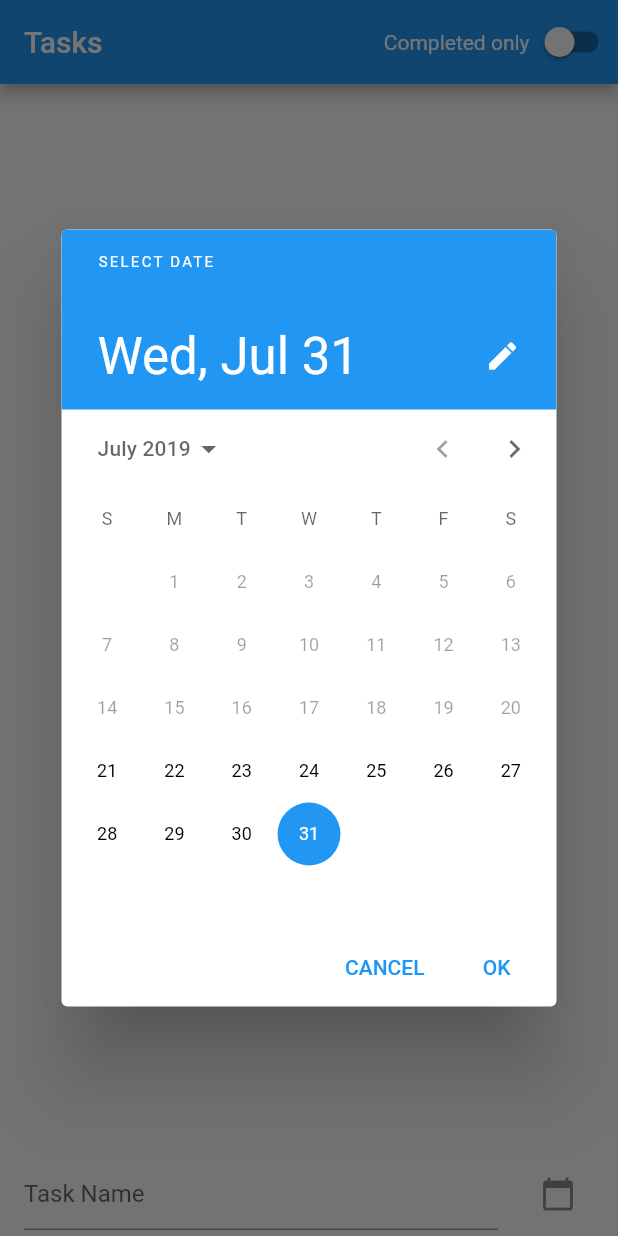
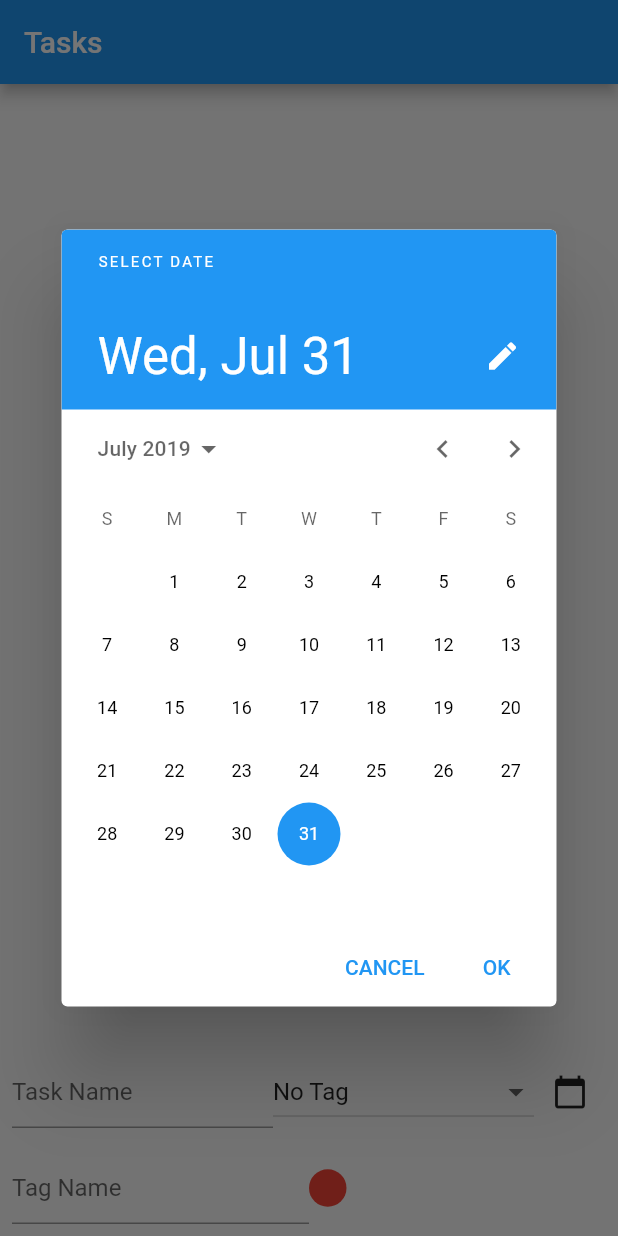
Before and after one commit to januwA/flutter_moor_example, a Flutter app: the screen it shows after launch, after a tap on the "calendar today" icon, on a phone screen of 412 x 824 dp. Run offline on Flutter 3.47's test engine with Material 2 defaults, Android fonts, the phone set to English and light mode, and no system bars; our stand-ins replace moor, moor_flutter; missing offline and left inert: flutter_material_color_picker; generated files the repository leaves out were written again.

Commit message:
链表使用

```diff
--- a/lib/db/moor.db.dart
+++ b/lib/db/moor.db.dart
@@ -2,100 +2,115 @@ import 'package:moor_flutter/moor_flutter.dart';
 
 part 'moor.db.g.dart';
 
+/// #3 主要讲链表
 class Tasks extends Table {
   IntColumn get id => integer().autoIncrement()();
+  TextColumn get tagName =>
+      text().nullable().customConstraint('NULL REFERENCES tags(name)')();
   TextColumn get name => text().withLength(min: 1, max: 50)();
   DateTimeColumn get dueDate => dateTime().nullable()();
   BoolColumn get completed => boolean().withDefault(const Constant(false))();
 }
 
-@UseMoor(tables: [Tasks], daos: [TaskDao])
+class Tags extends Table {
+  TextColumn get name => text().withLength(min: 1, max: 10)();
+  IntColumn get color => integer()();
+
+  // 将name作为标记的主键需要名称是唯一的
+  @override
+  Set<Column> get primaryKey => {name};
+}
+
+//必须手动将tasks与tags分组。
+//此类将用于表连接.
+class TaskWithTag {
+  final Task task;
+  final Tag tag;
+
+  TaskWithTag({
+    @required this.task,
+    @required this.tag,
+  });
+}
+
+@UseMoor(tables: [Tasks, Tags], daos: [TaskDao, TagDao])
 class AppDatabase extends _$AppDatabase {
   AppDatabase()
       : super(FlutterQueryExecutor.inDatabaseFolder(path: 'db.sqlite'));
   @override
-  int get schemaVersion => 2;
+  int get schemaVersion => 3;
 
   /// 迁移版本
   @override
   MigrationStrategy get migration {
     return MigrationStrategy(
-      onCreate: (Migrator m) {
-        return m.createAllTables();
-      },
+      // onCreate: (Migrator m) {
+      //   return m.createAllTables();
+      // },
       onUpgrade: (Migrator m, int from, int to) async {
         if (from == 1) {
           await m.addColumn(tasks, tasks.dueDate);
+        } else if (from == 2) {
+          await m.addColumn(tasks, tasks.tagName);
+          await m.createTable(tags);
         }
+      },
+      beforeOpen: (QueryEngine db, OpeningDetails details) async {
+        await db.customStatement('PRAGMA foreign_keys = ON');
       },
     );
   }
 }
 
 @UseDao(
-  tables: [Tasks],
-  queries: {
-    // 将在_$TaskDaoMixin中生成此查询的实现
-    // 将创建completeTasksGenerated()和watchCompletedTasksGenerated()
-    // #2
-    'completedTasksGenerated':
-        'SELECT * FROM tasks WHERE completed = 1 ORDER BY due_date DESC, name;'
-  },
+  tables: [Tasks, Tags],
 )
 class TaskDao extends DatabaseAccessor<AppDatabase> with _$TaskDaoMixin {
   final AppDatabase db;
   TaskDao(this.db) : super(db);
 
-  Future<List<Task>> get getAllTasks => select(tasks).get();
-
-  /// 每当基础数据发生变化时，都会发出新项
-  // Stream<List<Task>> watchAllTasks() => select(tasks).watch();
-
   /// all
-  Stream<List<Task>> watchAllTasks() {
+  Stream<List<TaskWithTag>> watchAllTasks() {
     return (select(tasks)
           ..orderBy(
             ([
-              // (t) =>
-              //     OrderingTerm(expression: t.dueDate, mode: OrderingMode.desc),
-              // (t) => OrderingTerm(expression: t.name),
               /// 把已完成排在后面
-              (t) => OrderingTerm(
-                  expression: t.completed, mode: OrderingMode.asc),
+              (t) =>
+                  OrderingTerm(expression: t.completed, mode: OrderingMode.asc),
             ]),
           ))
-        .watch();
-  }
-
-  /// 已完成的 #1
-  Stream<List<Task>> watchCompletedTasks() {
-    return (select(tasks)
-          ..orderBy(
-            ([
-              // 按截止日期进行初步分类
-              (t) =>
-                  OrderingTerm(expression: t.dueDate, mode: OrderingMode.desc),
-              // name 排序
-              (t) => OrderingTerm(expression: t.name),
-            ]),
-          )
-          ..where((t) => t.completed.equals(true)))
-        .watch();
-  }
-
-  /// 使用自定义查询查看完整任务
-  /// #3
-  Stream<List<Task>> watchCompletedTasksCustom() {
-    return customSelectStream(
-      'SELECT * FROM tasks WHERE completed = 1 ORDER BY due_date DESC, name;',
-      readsFrom: {tasks},
-    ).map((List<QueryRow> rows) {
-      // 将行的数据转换为Task对象
-      return rows.map((row) => Task.fromData(row.data, db)).toList();
-    });
+        .join(
+          [
+            //使用标签加入所有任务。
+            //重要的是我们使用equalsExp而不仅仅是equals。
+            //这样，我们可以使用tasks表中的所有标记名称加入，而不仅仅是特定的名称
+            leftOuterJoin(tags, tags.name.equalsExp(tasks.tagName)),
+          ],
+        )
+        .watch()
+        .map(
+          (rows) => rows.map(
+            (row) {
+              return TaskWithTag(
+                task: row.readTable(tasks),
+                tag: row.readTable(tags),
+              );
+            },
+          ).toList(),
+        );
   }
 
   Future<int> insertTask(Insertable<Task> task) => into(tasks).insert(task);
   Future<bool> updateTask(Insertable<Task> task) => update(tasks).replace(task);
   Future<int> deleteTask(Insertable<Task> task) => delete(tasks).delete(task);
 }
+
+@UseDao(tables: [Tags])
+class TagDao extends DatabaseAccessor<AppDatabase> with _$TagDaoMixin {
+  final AppDatabase db;
+
+  TagDao(this.db) : super(db);
+
+  Stream<List<Tag>> watchTags() => select(tags).watch();
+  Future insertTag(Insertable<Tag> tag) => into(tags).insert(tag);
+}
--- a/lib/main.dart
+++ b/lib/main.dart
@@ -1,6 +1,7 @@
 import 'package:flutter/material.dart';
 import 'package:flutter_moor_demo/store/main/main.store.dart';
 import 'package:moor/moor.dart' as moor;
+import 'package:flutter_material_color_picker/flutter_material_color_picker.dart';
 
 import 'db/moor.db.dart';
 
@@ -21,9 +22,108 @@ class HomePage extends StatefulWidget {
 }
 
 class _HomePageState extends State<HomePage> {
-  DateTime newTaskDate;
+  @override
+  Widget build(BuildContext context) {
+    return Scaffold(
+      appBar: AppBar(
+        title: Text('Tasks'),
+      ),
+      body: Column(
+        children: <Widget>[
+          Expanded(child: _buildTaskList(context)),
+          NewTaskInput(),
+          NewTagInput(),
+        ],
+      ),
+    );
+  }
+
+  /// 列表
+  StreamBuilder<List<TaskWithTag>> _buildTaskList(BuildContext context) {
+    return StreamBuilder(
+      stream: mainStore.dbService.taskDao.watchAllTasks(),
+      builder: (context, AsyncSnapshot<List<TaskWithTag>> snapshot) {
+        final tasks = snapshot.data ?? List();
+
+        return ListView.builder(
+          itemCount: tasks.length,
+          itemBuilder: (_, index) {
+            final item = tasks[index];
+            return _buildListItem(item);
+          },
+        );
+      },
+    );
+  }
+
+  Widget _buildListItem(TaskWithTag item) {
+    var taskDao = mainStore.dbService.taskDao;
+    return Dismissible(
+      key: ObjectKey(item),
+      background: Container(color: Colors.red),
+      onDismissed: (DismissDirection d) {
+        taskDao.deleteTask(item.task);
+      },
+      child: CheckboxListTile(
+        title: Text(item.task.name),
+        subtitle: Text(item.task.dueDate?.toString() ?? 'No date'),
+        secondary: _buildTag(item.tag),
+        value: item.task.completed,
+        onChanged: (newValue) {
+          taskDao.updateTask(item.task.copyWith(completed: newValue));
+        },
+      ),
+    );
+  }
+
+  Widget _buildTag(Tag tag) {
+    return Padding(
+      padding: const EdgeInsets.all(8.0),
+      child: Column(
+        mainAxisAlignment: MainAxisAlignment.center,
+        crossAxisAlignment: CrossAxisAlignment.center,
+        children: <Widget>[
+          if (tag != null) ...[
+            Expanded(
+              child: Container(
+                width: 10,
+                height: 10,
+                decoration: BoxDecoration(
+                  shape: BoxShape.circle,
+                  color: Color(tag.color),
+                ),
+              ),
+            ),
+            Expanded(
+              child: Text(
+                tag.name,
+                style: TextStyle(
+                  color: Colors.black.withOpacity(0.5),
+                ),
+              ),
+            ),
+          ],
+        ],
+      ),
+    );
+  }
+}
+
+/// tag input
+class NewTagInput extends StatefulWidget {
+  const NewTagInput({
+    Key key,
+  }) : super(key: key);
+
+  @override
+  _NewTagInputState createState() => _NewTagInputState();
+}
+
+class _NewTagInputState extends State<NewTagInput> {
+  static const Color DEFAULT_COLOR = Colors.red;
+
+  Color pickedTagColor = DEFAULT_COLOR;
   TextEditingController controller;
-  bool showCompleted = false;
 
   @override
   void initState() {
@@ -33,109 +133,211 @@ class _HomePageState extends State<HomePage> {
 
   @override
   Widget build(BuildContext context) {
-    return Scaffold(
-      appBar: AppBar(
-        title: Text('Tasks'),
-        actions: <Widget>[
-          Row(
+    return Container(
+      padding: const EdgeInsets.all(8.0),
+      child: Row(
         children: <Widget>[
-              Text('Completed only'),
-              Switch(
-                value: showCompleted,
-                activeColor: Colors.white,
-                onChanged: (newValue) {
-                  setState(() {
-                    showCompleted = newValue;
-                  });
+          _buildTextField(context),
+          _buildColorPickerButton(context),
+        ],
+      ),
+    );
+  }
+
+  Flexible _buildTextField(BuildContext context) {
+    return Flexible(
+      flex: 1,
+      child: TextField(
+        controller: controller,
+        decoration: InputDecoration(hintText: 'Tag Name'),
+        onSubmitted: (inputName) {
+          final task = TagsCompanion(
+            name: moor.Value(inputName),
+            color: moor.Value(pickedTagColor.value),
+          );
+
+          /// 向tags表添加tag
+          mainStore.dbService.tagDao.insertTag(task);
+          resetValuesAfterSubmit();
         },
       ),
-            ],
-          )
-        ],
-      ),
-      body: Column(
-        children: <Widget>[
-          Expanded(
-            child: StreamBuilder<List<Task>>(
-              stream: showCompleted
-                  ? mainStore.dbService.database.watchCompletedTasks()
-                  : mainStore.dbService.database.watchAllTasks(),
-              initialData: List<Task>(),
-              builder: (context, snap) {
-                if (snap.connectionState == ConnectionState.active) {
-                  List<Task> tasks = snap.data;
-                  if (tasks.isEmpty) return Center(child: Text('Not Data'));
-                  return ListView.builder(
-                    itemCount: tasks.length + 1,
-                    itemBuilder: (context, int index) {
-                      if (index == 0) {
-                        return Padding(
-                          padding: const EdgeInsets.all(8.0),
-                          child: Center(child: Text('taskS #${tasks.length}')),
     );
   }
-                      final task = tasks[index - 1];
-                      return Dismissible(
-                        key: ValueKey(task.id),
-                        background: Container(color: Colors.red),
-                        onDismissed: (DismissDirection d) {
-                          mainStore.dbService.database.deleteTask(task);
+
+  Widget _buildColorPickerButton(BuildContext context) {
+    return Flexible(
+      flex: 1,
+      child: GestureDetector(
+        child: Container(
+          width: 25,
+          height: 25,
+          decoration: BoxDecoration(
+            shape: BoxShape.circle,
+            color: pickedTagColor,
+          ),
+        ),
+        onTap: () {
+          _showColorPickerDialog(context);
         },
-                        child: CheckboxListTile(
-                          title: Text(task.name),
-                          subtitle: Text(task.dueDate?.toString() ?? 'No date'),
-                          value: task.completed,
-                          onChanged: (bool nv) {
-                            mainStore.dbService.database
-                                .updateTask(task.copyWith(completed: nv));
+      ),
+    );
+  }
+
+  Future _showColorPickerDialog(BuildContext context) {
+    return showDialog(
+      context: context,
+      builder: (context) {
+        return AlertDialog(
+          content: MaterialColorPicker(
+            allowShades: false,
+            selectedColor: DEFAULT_COLOR,
+            onMainColorChange: (colorSwatch) {
+              setState(() {
+                pickedTagColor = colorSwatch;
+              });
+              Navigator.of(context).pop();
             },
           ),
         );
       },
     );
-                } else if (snap.connectionState == ConnectionState.waiting) {
-                  return Center(child: CircularProgressIndicator());
-                } else {
-                  return SizedBox();
   }
-              },
-            ),
-          ),
-          ListTile(
-            title: TextField(
-              controller: controller,
-              decoration: InputDecoration(hintText: 'Task Name'),
-              onSubmitted: (String v) {
-                final task = TasksCompanion(
-                  name: moor.Value(v.trim()),
-                  dueDate: moor.Value(newTaskDate),
-                );
-                mainStore.dbService.database.insertTask(task);
-                _reset();
-              },
-            ),
-            trailing: IconButton(
-              icon: Icon(Icons.calendar_today),
-              onPressed: () async {
-                DateTime now = DateTime.now();
-                Duration d = Duration(days: 10);
-                newTaskDate = await showDatePicker(
-                    context: context,
-                    initialDate: now,
-                    firstDate: now.subtract(d),
-                    lastDate: now.add(d));
-              },
-            ),
-          )
+
+  void resetValuesAfterSubmit() {
+    setState(() {
+      pickedTagColor = DEFAULT_COLOR;
+      controller.clear();
+    });
+  }
+}
+
+/// task input
+class NewTaskInput extends StatefulWidget {
+  const NewTaskInput({
+    Key key,
+  }) : super(key: key);
+
+  @override
+  _NewTaskInputState createState() => _NewTaskInputState();
+}
+
+class _NewTaskInputState extends State<NewTaskInput> {
+  DateTime newTaskDate;
+  Tag selectedTag;
+  TextEditingController controller;
+
+  @override
+  void initState() {
+    super.initState();
+    controller = TextEditingController();
+  }
+
+  @override
+  Widget build(BuildContext context) {
+    return Container(
+      padding: const EdgeInsets.all(8.0),
+      child: Row(
+        mainAxisAlignment: MainAxisAlignment.spaceBetween,
+        children: <Widget>[
+          _buildTextField(context),
+          _buildTagSelector(context),
+          _buildDateButton(context),
         ],
       ),
     );
   }
 
-  void _reset() {
+  Expanded _buildTextField(BuildContext context) {
+    return Expanded(
+      flex: 1,
+      child: TextField(
+        controller: controller,
+        decoration: InputDecoration(hintText: 'Task Name'),
+        onSubmitted: (inputName) {
+          final task = TasksCompanion(
+            name: moor.Value(inputName),
+            dueDate: moor.Value(newTaskDate),
+            tagName: moor.Value(selectedTag?.name),
+          );
+          mainStore.dbService.taskDao.insertTask(task);
+          resetValuesAfterSubmit();
+        },
+      ),
+    );
+  }
+
+  StreamBuilder<List<Tag>> _buildTagSelector(BuildContext context) {
+    return StreamBuilder<List<Tag>>(
+      stream: mainStore.dbService.tagDao.watchTags(),
+      builder: (context, snapshot) {
+        final tags = snapshot.data ?? List();
+
+        DropdownMenuItem<Tag> dropdownFromTag(Tag tag) {
+          return DropdownMenuItem(
+            value: tag,
+            child: Row(
+              children: <Widget>[
+                Text(tag.name),
+                SizedBox(width: 5),
+                Container(
+                  width: 15,
+                  height: 15,
+                  decoration: BoxDecoration(
+                    shape: BoxShape.circle,
+                    color: Color(tag.color),
+                  ),
+                ),
+              ],
+            ),
+          );
+        }
+
+        final dropdownMenuItems =
+            tags.map((tag) => dropdownFromTag(tag)).toList()
+              // Add a "no tag" item as the first element of the list
+              ..insert(
+                0,
+                DropdownMenuItem(
+                  value: null,
+                  child: Text('No Tag'),
+                ),
+              );
+
+        return Expanded(
+          child: DropdownButton(
+            onChanged: (Tag tag) {
               setState(() {
+                selectedTag = tag;
+              });
+            },
+            isExpanded: true,
+            value: selectedTag,
+            items: dropdownMenuItems,
+          ),
+        );
+      },
+    );
+  }
+
+  IconButton _buildDateButton(BuildContext context) {
+    return IconButton(
+      icon: Icon(Icons.calendar_today),
+      onPressed: () async {
+        newTaskDate = await showDatePicker(
+          context: context,
+          initialDate: DateTime.now(),
+          firstDate: DateTime(2010),
+          lastDate: DateTime(2050),
+        );
+      },
+    );
+  }
+
+  void resetValuesAfterSubmit() {
+    setState(() {
+      newTaskDate = null;
+      selectedTag = null;
       controller.clear();
-      newTaskDate = null;
     });
   }
 }
--- a/lib/store/main/main.store.dart
+++ b/lib/store/main/main.store.dart
@@ -5,7 +5,9 @@ class MainStore {
 }
 
 class DBService {
-  final database = AppDatabase().taskDao;
+  AppDatabase _database = AppDatabase();
+  TaskDao get taskDao => _database.taskDao;
+  TagDao get tagDao => _database.tagDao;
 }
 
 final MainStore mainStore = MainStore();
--- a/pubspec.yaml
+++ b/pubspec.yaml
@@ -2,7 +2,7 @@ name: flutter_moor_demo
 description: A new Flutter project.
 version: 1.0.0+1
 environment:
-  sdk: ">=2.2.0 <3.0.0"
+  sdk: ">=2.2.2 <3.0.0"
 
 dependencies:
   flutter:
```
Also changed, not shown: lib/db/moor.db.g.dart, 1 other file. Lines whose indentation alone changed are shown as unchanged.
